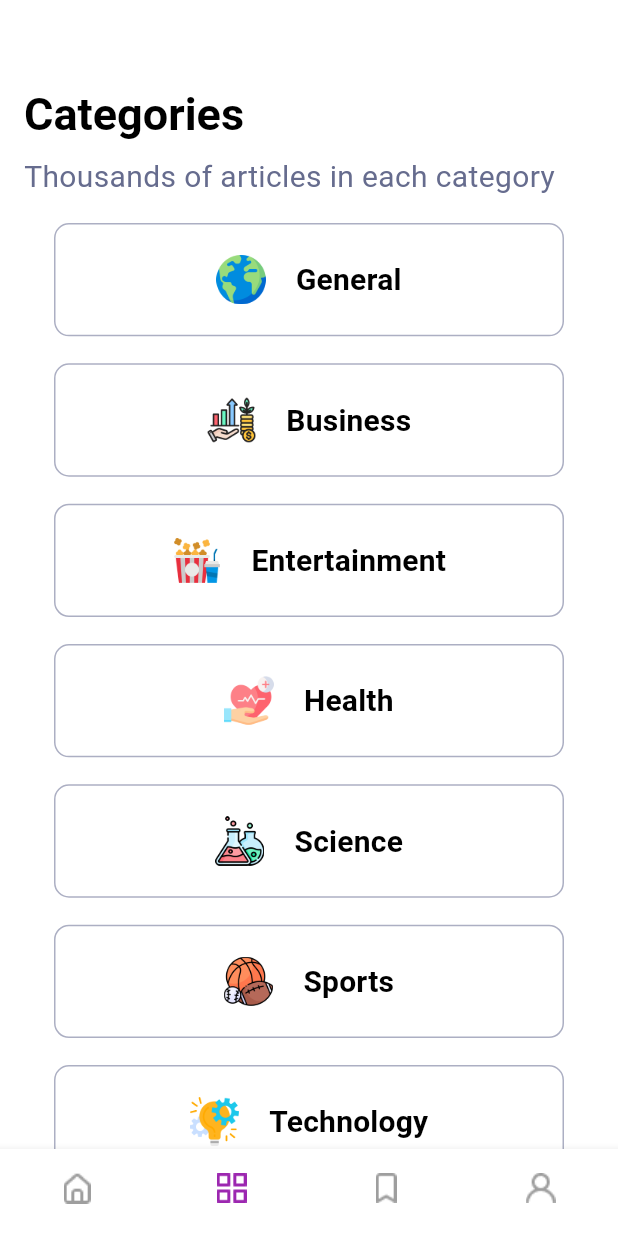
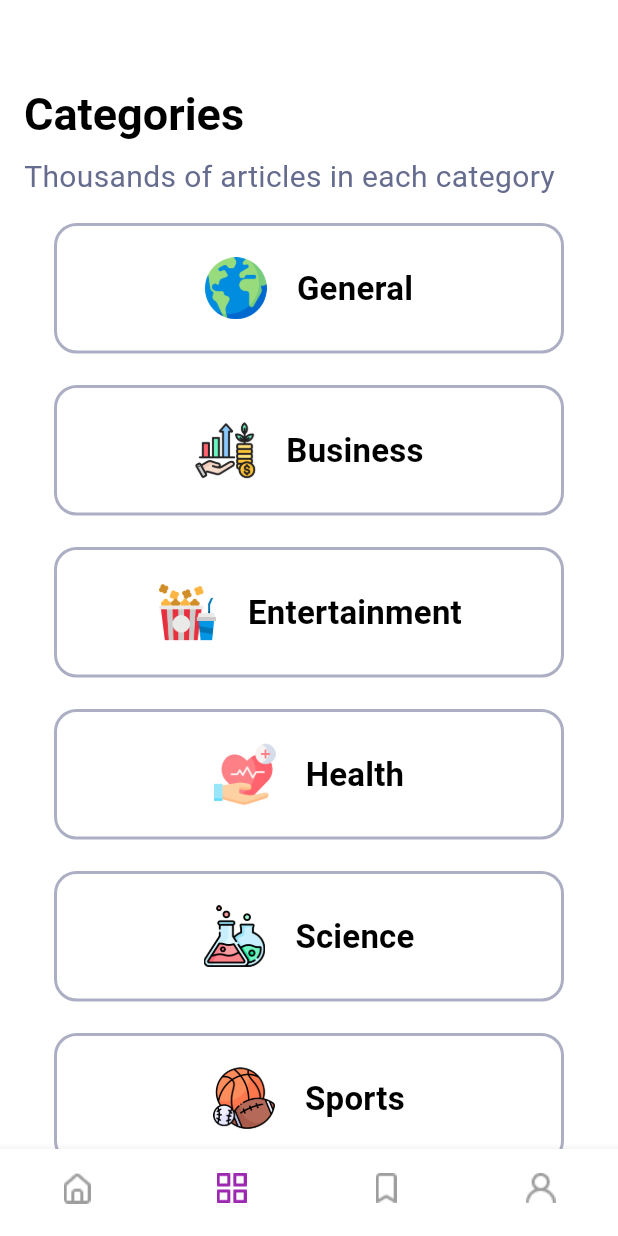
Before and after one commit to abdoelbendary1/News-app, a Flutter app: the screen it shows after launch, on a phone screen of 412 x 824 dp. Run offline on Flutter 3.47's test engine with Material 3 defaults, Android fonts, the phone set to English and light mode, and no system bars; our stand-ins replace cached_network_image, device_preview, sliding_up_panel.

Commit message:
update ui

```diff
--- a/news_app/lib/tabs/categoryTab/categoryItem.dart
+++ b/news_app/lib/tabs/categoryTab/categoryItem.dart
@@ -13,17 +13,17 @@ class CategoryItem extends StatelessWidget {
     return Container(
       decoration: BoxDecoration(
           color: Colors.transparent,
-          borderRadius: BorderRadius.circular(10),
+          borderRadius: BorderRadius.circular(15),
           border: Border.all(
             color: AppTheme.greyLight,
-            width: 1,
+            width: 2,
           )),
       child: Row(
         mainAxisAlignment: MainAxisAlignment.center,
         children: [
           Container(
-            height: screenHeight * 0.08,
-            width: screenWidth * 0.08,
+            height: screenHeight * 0.1,
+            width: screenWidth * 0.1,
             child: Image.asset(category.imagePath),
           ),
           SizedBox(
@@ -31,7 +31,8 @@ class CategoryItem extends StatelessWidget {
           ),
           Text(
             category.name,
-            style: Theme.of(context).textTheme.titleMedium,
+            style:
+                Theme.of(context).textTheme.titleMedium!.copyWith(fontSize: 22),
           )
         ],
       ),
--- a/news_app/lib/tabs/categoryTab/cateogryTab.dart
+++ b/news_app/lib/tabs/categoryTab/cateogryTab.dart
@@ -45,8 +45,8 @@ class CategoryTab extends StatelessWidget {
               gridDelegate: const SliverGridDelegateWithFixedCrossAxisCount(
                   crossAxisCount: 1,
                   crossAxisSpacing: 1,
-                  mainAxisSpacing: 2,
-                  childAspectRatio: 4.5),
+                  mainAxisSpacing: 5,
+                  childAspectRatio: 4),
               itemCount: categoryList.length,
               itemBuilder: (context, index) {
                 return Padding(
```
